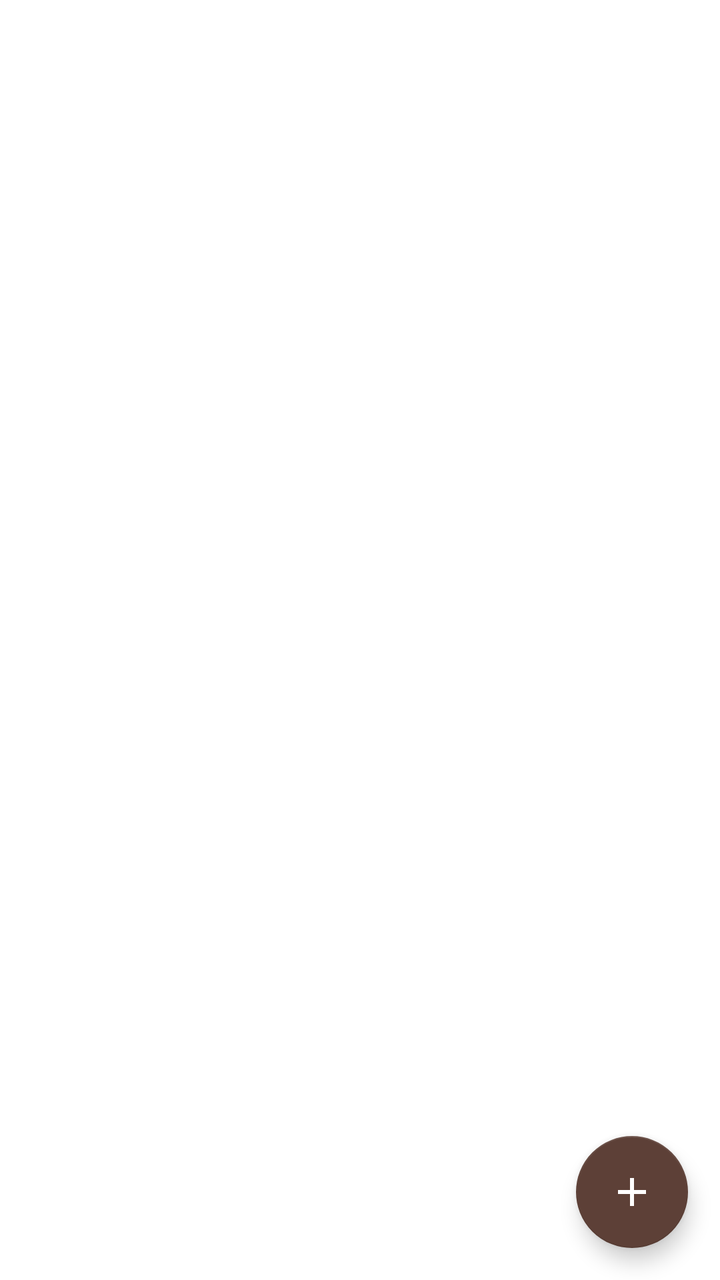
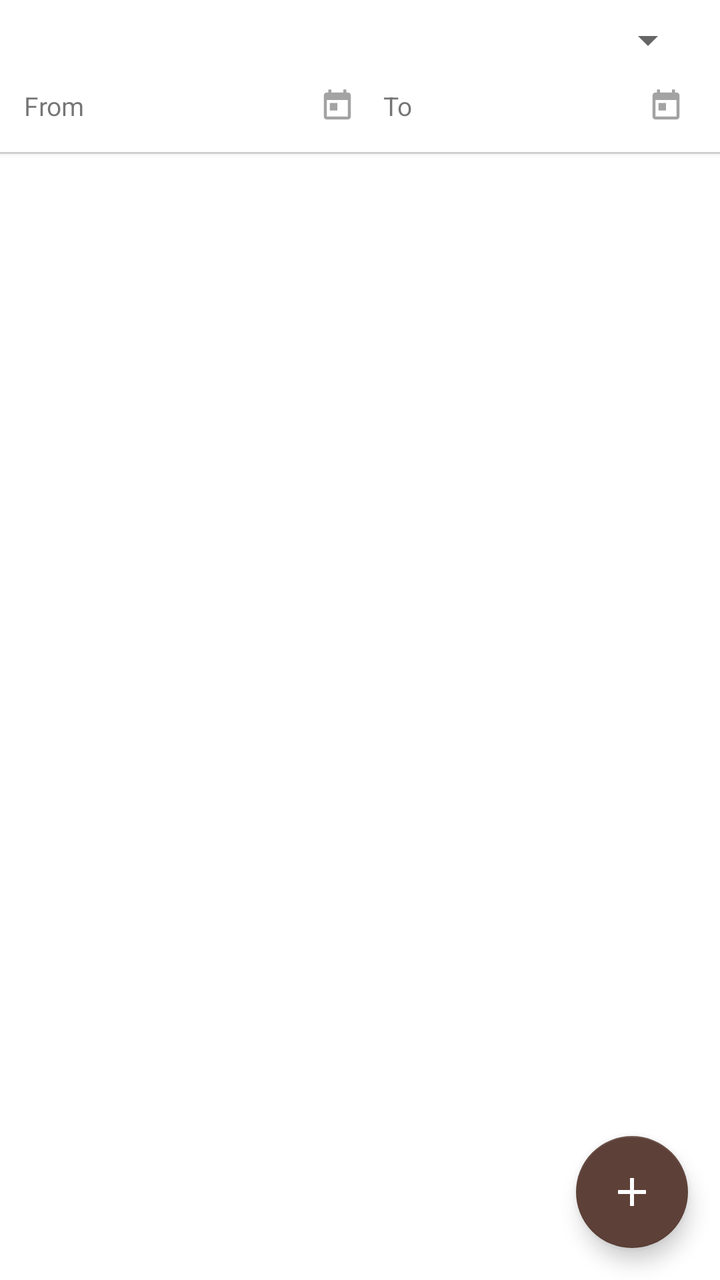

Two renders of the same Android screen: before a commit and after it. Below are the layout's source before the change and the commit's diff.
<!-- AndroidManifest.xml: application theme Theme.Accounting -->
<!-- res/layout/fragment_transactions.xml -->
<?xml version="1.0" encoding="utf-8"?>
<androidx.coordinatorlayout.widget.CoordinatorLayout
    xmlns:android="http://schemas.android.com/apk/res/android"
    xmlns:app="http://schemas.android.com/apk/res-auto"
    android:layout_width="match_parent"
    android:layout_height="match_parent">

    <androidx.recyclerview.widget.RecyclerView
        android:id="@+id/recycler_transactions"
        android:layout_width="match_parent"
        android:layout_height="match_parent"
        android:clipToPadding="false"
        android:paddingBottom="80dp" />

    <TextView
        android:id="@+id/text_empty"
        android:layout_width="match_parent"
        android:layout_height="wrap_content"
        android:layout_gravity="center"
        android:gravity="center"
        android:padding="32dp"
        android:textSize="16sp"
        android:visibility="gone" />

    <com.google.android.material.floatingactionbutton.FloatingActionButton
        android:id="@+id/fab_add_transaction"
        android:layout_width="wrap_content"
        android:layout_height="wrap_content"
        android:layout_gravity="bottom|end"
        android:layout_margin="16dp"
        android:contentDescription="@string/title_new_transaction"
        app:srcCompat="@drawable/ic_add" />

</androidx.coordinatorlayout.widget.CoordinatorLayout>
<!-- resources referenced by this layout -->
<resources>
  <!-- drawable ic_add (drawable) -->
  <?xml version="1.0" encoding="utf-8"?>
  <vector xmlns:android="http://schemas.android.com/apk/res/android"
      android:width="24dp"
      android:height="24dp"
      android:viewportWidth="24"
      android:viewportHeight="24">
      <path
          android:fillColor="@android:color/black"
          android:pathData="M19,13H13V19H11V13H5V11H11V5H13V11H19V13Z" />
  </vector>
  <string name="title_new_transaction">New Transaction</string>
  <style name="Theme.Accounting" parent="Theme.MaterialComponents.DayNight.NoActionBar">
          <item name="colorPrimary">@color/gold_500</item>
          <item name="colorPrimaryVariant">@color/gold_700</item>
          <item name="colorOnPrimary">@color/white</item>
          <item name="colorSecondary">@color/brown_500</item>
          <item name="colorSecondaryVariant">@color/brown_700</item>
          <item name="colorOnSecondary">@color/white</item>
          <item name="android:statusBarColor" tools:targetApi="21">?attr/colorPrimaryVariant</item>
      </style>
  <color name="gold_500">#B8860B</color>
  <color name="gold_700">#7A5C00</color>
  <color name="white">#FFFFFFFF</color>
  <color name="brown_500">#5D4037</color>
  <color name="brown_700">#4E342E</color>
</resources>

<!-- the commit's change to res/layout/fragment_transactions.xml (unified diff, before → after) -->
@@ -5,22 +5,110 @@
     android:layout_width="match_parent"
     android:layout_height="match_parent">
 
-    <androidx.recyclerview.widget.RecyclerView
-        android:id="@+id/recycler_transactions"
+    <LinearLayout
         android:layout_width="match_parent"
         android:layout_height="match_parent"
-        android:clipToPadding="false"
-        android:paddingBottom="80dp" />
+        android:orientation="vertical">
 
-    <TextView
-        android:id="@+id/text_empty"
-        android:layout_width="match_parent"
-        android:layout_height="wrap_content"
-        android:layout_gravity="center"
-        android:gravity="center"
-        android:padding="32dp"
-        android:textSize="16sp"
-        android:visibility="gone" />
+        <LinearLayout
+            android:id="@+id/filter_bar"
+            android:layout_width="match_parent"
+            android:layout_height="wrap_content"
+            android:orientation="vertical"
+            android:paddingStart="12dp"
+            android:paddingEnd="12dp"
+            android:paddingTop="8dp"
+            android:paddingBottom="8dp"
+            android:background="?attr/colorSurface"
+            android:elevation="2dp">
+
+            <Spinner
+                android:id="@+id/spinner_account"
+                android:layout_width="match_parent"
+                android:layout_height="wrap_content"
+                android:layout_marginBottom="6dp" />
+
+            <LinearLayout
+                android:layout_width="match_parent"
+                android:layout_height="wrap_content"
+                android:orientation="horizontal"
+                android:gravity="center_vertical">
+
+                <TextView
+                    android:layout_width="wrap_content"
+                    android:layout_height="wrap_content"
+                    android:text="@string/filter_from"
+                    android:textSize="13sp"
+                    android:layout_marginEnd="6dp" />
+
+                <TextView
+                    android:id="@+id/text_date_start"
+                    android:layout_width="0dp"
+                    android:layout_height="wrap_content"
+                    android:layout_weight="1"
+                    android:padding="6dp"
+                    android:textSize="13sp"
+                    android:background="?attr/selectableItemBackground"
+                    android:drawableEnd="@drawable/ic_calendar"
+                    android:gravity="center_vertical"
+                    android:clickable="true"
+                    android:focusable="true" />
+
+                <TextView
+                    android:layout_width="wrap_content"
+                    android:layout_height="wrap_content"
+                    android:text="@string/filter_to"
+                    android:textSize="13sp"
+                    android:layout_marginStart="8dp"
+                    android:layout_marginEnd="6dp" />
+
+                <TextView
+                    android:id="@+id/text_date_end"
+                    android:layout_width="0dp"
+                    android:layout_height="wrap_content"
+                    android:layout_weight="1"
+                    android:padding="6dp"
+                    android:textSize="13sp"
+                    android:background="?attr/selectableItemBackground"
+                    android:drawableEnd="@drawable/ic_calendar"
+                    android:gravity="center_vertical"
+                    android:clickable="true"
+                    android:focusable="true" />
+
+            </LinearLayout>
+
+        </LinearLayout>
+
+        <View
+            android:layout_width="match_parent"
+            android:layout_height="1dp"
+            android:background="?attr/colorControlHighlight" />
+
+        <FrameLayout
+            android:layout_width="match_parent"
+            android:layout_height="0dp"
+            android:layout_weight="1">
+
+            <androidx.recyclerview.widget.RecyclerView
+                android:id="@+id/recycler_transactions"
+                android:layout_width="match_parent"
+                android:layout_height="match_parent"
+                android:clipToPadding="false"
+                android:paddingBottom="80dp" />
+
+            <TextView
+                android:id="@+id/text_empty"
+                android:layout_width="match_parent"
+                android:layout_height="wrap_content"
+                android:layout_gravity="center"
+                android:gravity="center"
+                android:padding="32dp"
+                android:textSize="16sp"
+                android:visibility="gone" />
+
+        </FrameLayout>
+
+    </LinearLayout>
 
     <com.google.android.material.floatingactionbutton.FloatingActionButton
         android:id="@+id/fab_add_transaction"
<!-- resource entries referenced after the edit -->
@@ -11,6 +11,23 @@
           android:fillColor="@android:color/black"
           android:pathData="M19,13H13V19H11V13H5V11H11V5H13V11H19V13Z" />
   </vector>
+  <!-- drawable ic_calendar (drawable) -->
+  <vector xmlns:android="http://schemas.android.com/apk/res/android"
+      android:width="18dp"
+      android:height="18dp"
+      android:viewportWidth="24"
+      android:viewportHeight="24"
+      android:tint="?attr/colorControlNormal">
+      <path
+          android:fillColor="@android:color/transparent"
+          android:strokeColor="@android:color/white"
+          android:strokeWidth="0"/>
+      <path
+          android:fillColor="?attr/colorControlNormal"
+          android:pathData="M19,3h-1V1h-2v2H8V1H6v2H5C3.89,3 3,3.9 3,5v14c0,1.1 0.89,2 2,2h14c1.1,0 2,-0.9 2,-2V5C21,3.9 20.1,3 19,3zM19,19H5V8h14V19zM7,10h5v5H7z"/>
+  </vector>
+  <string name="filter_from">From</string>
+  <string name="filter_to">To</string>
   <string name="title_new_transaction">New Transaction</string>
   <style name="Theme.Accounting" parent="Theme.MaterialComponents.DayNight.NoActionBar">
           <item name="colorPrimary">@color/gold_500</item>
